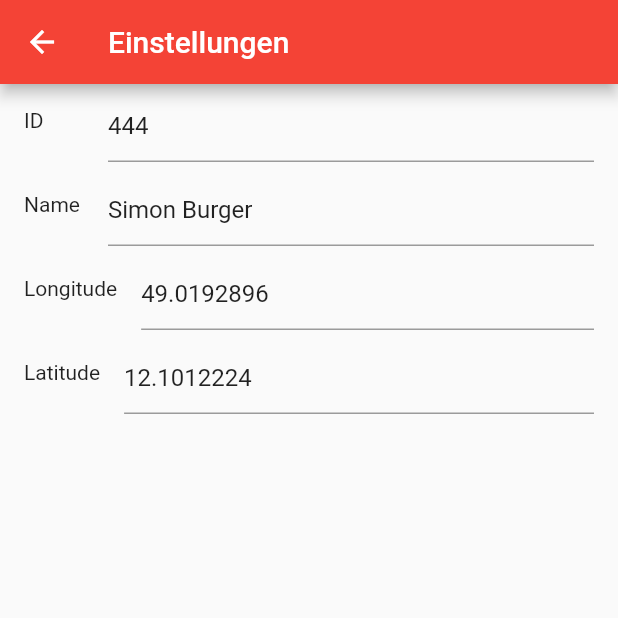
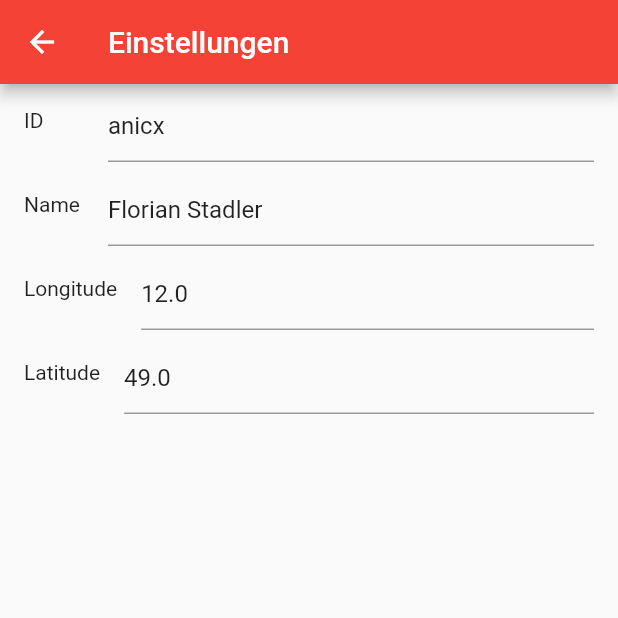
Before and after one commit to elyesnasri/Floodlight, a Flutter app: the SettingsScreen screen opened by its route, on a phone screen of 412 x 824 dp, the top half of it. Run offline on Flutter 3.47's test engine with Material 2 defaults, Android fonts, the phone set to English and light mode, and no system bars; our stand-ins replace date_format, google_maps_flutter; network calls fail.

Commit message:
Added drive request data to home/details screen

```diff
--- /dev/null
+++ b/lib/data/DriveData.dart
@@ -0,0 +1,5 @@
+
+import 'package:floodlight/datamodel/Drive.dart';
+
+List<Drive> drives = <Drive>[];
+final String ip = "35.242.206.95";
--- /dev/null
+++ b/lib/data/UserData.dart
@@ -0,0 +1,9 @@
+import 'package:floodlight/datamodel/Location.dart';
+import 'package:floodlight/datamodel/User.dart';
+
+User mainUser = User()
+    ..username = "anicx"
+    ..name = "Florian Stadler"
+    ..location = (Location()
+      ..latitude = 49
+      ..longitude = 12);
--- a/lib/datamodel/Game.dart
+++ b/lib/datamodel/Game.dart
@@ -21,7 +21,8 @@ class Game {
       id: json["id"] as String,
       homeTeam: new Team.fromJson(json["homeTeam"]),
       awayTeam: new Team.fromJson(json["awayTeam"]),
-      destination: new Location.fromJson(json["location"])
+      destination: new Team.fromJson(json["homeTeam"]).location,
+      date: DateTime.fromMillisecondsSinceEpoch(json["date"] as int)
     );
   }
 }
--- a/lib/datamodel/Location.dart
+++ b/lib/datamodel/Location.dart
@@ -1,6 +1,6 @@
 class Location {
-  final double longitude;
-  final double latitude;
+  double longitude;
+  double latitude;
 
   Location({
     this.longitude,
--- a/lib/register/TeamData.dart
+++ b/lib/register/TeamData.dart
@@ -1,3 +1,5 @@
+import 'package:floodlight/datamodel/Game.dart';
+
 class Team {
   String id;
   String name;
@@ -22,3 +24,5 @@ final List<Team> teams = <Team>[
     ..name = "SSV Jahn Regensburg"
     ..logoURI = "lib/assets/Jahn_Logo.png",
 ];
+
+final List<Game> games = <Game>[];
--- a/lib/settings/SettingsScreen.dart
+++ b/lib/settings/SettingsScreen.dart
@@ -1,3 +1,4 @@
+import 'package:floodlight/data/UserData.dart';
 import 'package:flutter/material.dart';
 
 class SettingsScreen extends StatefulWidget {
@@ -16,11 +17,10 @@ class _settingsScreenState extends State<SettingsScreen> {
     var longController = new TextEditingController();
     var latController = new TextEditingController();
 
-    // TODO fill with actual user Data
-    idController.text = "444";
-    longController.text = "49.0192896";
-    latController.text = "12.1012224";
-    nameController.text = "Simon Burger";
+    idController.text = mainUser.username;
+    longController.text = mainUser.location.longitude.toString();
+    latController.text = mainUser.location.latitude.toString();
+    nameController.text = mainUser.name;
 
     return Scaffold(
       appBar: AppBar(
@@ -62,24 +62,19 @@ class _settingsScreenState extends State<SettingsScreen> {
   }
 
   void editId(String id) {
-    print("edited id");
-    // TODO edit user data
+    mainUser.username = id;
   }
 
   void editName(String name) {
-    print("edited name");
-    // TODO edit user data
+    mainUser.name = name;
   }
 
   void editLongitude(String longitude) {
-    print("edited longitude");
-    // TODO edit user data
+    mainUser.location.longitude = double.parse(longitude);
   }
 
   void editLatitude(String latitude) {
-    print("edited latitude");
-
-    // TODO edit user data
+    mainUser.location.latitude = double.parse(latitude);
   }
 
 }
--- a/lib/splash/SplashScreen.dart
+++ b/lib/splash/SplashScreen.dart
@@ -1,7 +1,11 @@
 import 'dart:async';
+import 'dart:convert';
 
+import 'package:floodlight/datamodel/Drive.dart';
+import 'package:flutter/foundation.dart';
 import 'package:flutter/material.dart';
 import 'package:flutter/widgets.dart';
+import 'package:http/http.dart' as http;
 
 import '../routes.dart';
 
@@ -28,6 +32,7 @@ class _SplashScreenState extends State<SplashScreen> {
         opacity = 1;
       });
     });
+
 
     return new Container(
       width: MediaQuery.of(context).size.width,
--- a/pubspec.yaml
+++ b/pubspec.yaml
@@ -24,6 +24,8 @@ dependencies:
   # Use with the CupertinoIcons class for iOS style icons.
   cupertino_icons: ^0.1.2
   google_maps_flutter:
+  http:
+  date_format:
   # flutter_google_places:
   # location:
 
```
Also changed, not shown: lib/datamodel/Drive.dart (+10 -1 lines), lib/datamodel/Team.dart (+7 -2 lines), lib/datamodel/User.dart (+4 -4 lines), lib/detail/DetailScreen.dart (+11 -6 lines), lib/home/HomeScreen.dart (+49 -21 lines), pubspec.lock.
